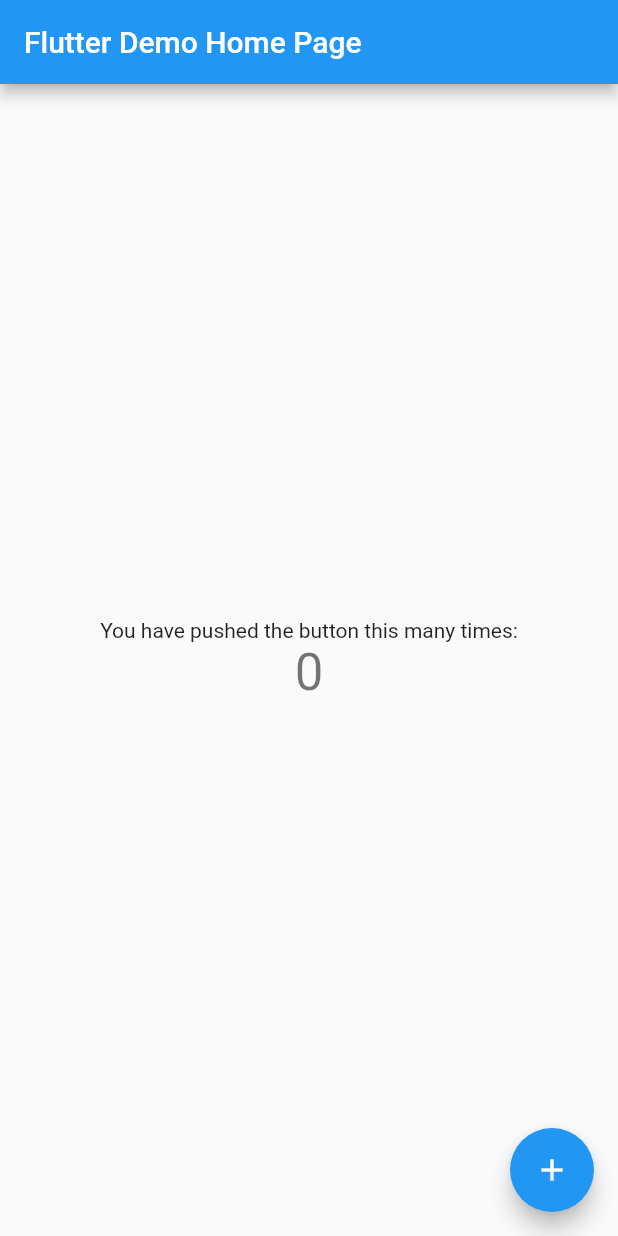
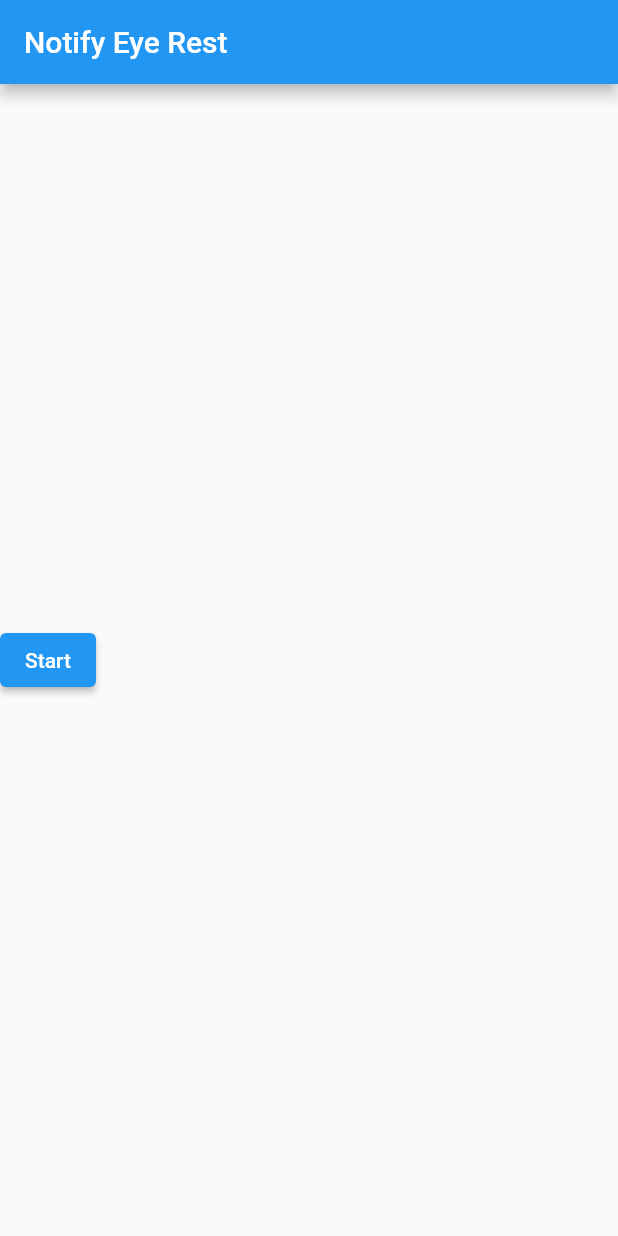
Before and after one commit to AradhyaNepal/EyeSeeCodesApp, a Flutter app: the screen it shows after launch, on a phone screen of 412 x 824 dp. Run offline on Flutter 3.47's test engine with Material 2 defaults, Android fonts, the phone set to English and light mode, and no system bars; our stand-ins replace flutter_local_notifications.

Commit message:
First Version completed

```diff
--- a/lib/main.dart
+++ b/lib/main.dart
@@ -1,4 +1,6 @@
 import 'package:flutter/material.dart';
+
+import 'notification_screen.dart';
 
 void main() {
   runApp(const MyApp());
@@ -13,103 +15,9 @@
     return MaterialApp(
       title: 'Flutter Demo',
       theme: ThemeData(
-        // This is the theme of your application.
-        //
-        // Try running your application with "flutter run". You'll see the
-        // application has a blue toolbar. Then, without quitting the app, try
-        // changing the primarySwatch below to Colors.green and then invoke
-        // "hot reload" (press "r" in the console where you ran "flutter run",
-        // or simply save your changes to "hot reload" in a Flutter IDE).
-        // Notice that the counter didn't reset back to zero; the application
-        // is not restarted.
         primarySwatch: Colors.blue,
       ),
-      home: const MyHomePage(title: 'Flutter Demo Home Page'),
+      home: const NotificationScreen(),
     );
   }
 }
-
-class MyHomePage extends StatefulWidget {
-  const MyHomePage({super.key, required this.title});
-
-  // This widget is the home page of your application. It is stateful, meaning
-  // that it has a State object (defined below) that contains fields that affect
-  // how it looks.
-
-  // This class is the configuration for the state. It holds the values (in this
-  // case the title) provided by the parent (in this case the App widget) and
-  // used by the build method of the State. Fields in a Widget subclass are
-  // always marked "final".
-
-  final String title;
-
-  @override
-  State<MyHomePage> createState() => _MyHomePageState();
-}
-
-class _MyHomePageState extends State<MyHomePage> {
-  int _counter = 0;
-
-  void _incrementCounter() {
-    setState(() {
-      // This call to setState tells the Flutter framework that something has
-      // changed in this State, which causes it to rerun the build method below
-      // so that the display can reflect the updated values. If we changed
-      // _counter without calling setState(), then the build method would not be
-      // called again, and so nothing would appear to happen.
-      _counter++;
-    });
-  }
-
-  @override
-  Widget build(BuildContext context) {
-    // This method is rerun every time setState is called, for instance as done
-    // by the _incrementCounter method above.
-    //
-    // The Flutter framework has been optimized to make rerunning build methods
-    // fast, so that you can just rebuild anything that needs updating rather
-    // than having to individually change instances of widgets.
-    return Scaffold(
-      appBar: AppBar(
-        // Here we take the value from the MyHomePage object that was created by
-        // the App.build method, and use it to set our appbar title.
-        title: Text(widget.title),
-      ),
-      body: Center(
-        // Center is a layout widget. It takes a single child and positions it
-        // in the middle of the parent.
-        child: Column(
-          // Column is also a layout widget. It takes a list of children and
-          // arranges them vertically. By default, it sizes itself to fit its
-          // children horizontally, and tries to be as tall as its parent.
-          //
-          // Invoke "debug painting" (press "p" in the console, choose the
-          // "Toggle Debug Paint" action from the Flutter Inspector in Android
-          // Studio, or the "Toggle Debug Paint" command in Visual Studio Code)
-          // to see the wireframe for each widget.
-          //
-          // Column has various properties to control how it sizes itself and
-          // how it positions its children. Here we use mainAxisAlignment to
-          // center the children vertically; the main axis here is the vertical
-          // axis because Columns are vertical (the cross axis would be
-          // horizontal).
-          mainAxisAlignment: MainAxisAlignment.center,
-          children: <Widget>[
-            const Text(
-              'You have pushed the button this many times:',
-            ),
-            Text(
-              '$_counter',
-              style: Theme.of(context).textTheme.headlineMedium,
-            ),
-          ],
-        ),
-      ),
-      floatingActionButton: FloatingActionButton(
-        onPressed: _incrementCounter,
-        tooltip: 'Increment',
-        child: const Icon(Icons.add),
-      ), // This trailing comma makes auto-formatting nicer for build methods.
-    );
-  }
-}
--- /dev/null
+++ b/lib/notification_screen.dart
@@ -0,0 +1,75 @@
+import 'dart:async';
+
+import 'package:flutter/material.dart';
+import 'package:flutter_local_notifications/flutter_local_notifications.dart';
+
+class NotificationScreen extends StatefulWidget {
+  const NotificationScreen({Key? key}) : super(key: key);
+
+  @override
+  State<NotificationScreen> createState() => _NotificationScreenState();
+}
+
+class _NotificationScreenState extends State<NotificationScreen> {
+  Timer? timer;
+  @override
+  Widget build(BuildContext context) {
+    final bool timerStarted=timer!=null;
+    return Scaffold(
+      appBar: AppBar(
+        title: const Text("Notify Eye Rest"),
+      ),
+      body: Column(
+        mainAxisAlignment: MainAxisAlignment.center,
+        children: [
+          ElevatedButton(
+              onPressed: ()async{
+                if(timerStarted){
+                  timer?.cancel();
+                  timer=null;
+                }else{
+                  FlutterLocalNotificationsPlugin flutterLocalNotificationsPlugin =
+                  FlutterLocalNotificationsPlugin();
+                  const AndroidInitializationSettings initializationSettingsAndroid =
+                  AndroidInitializationSettings('ic_launcher');
+                  const InitializationSettings initializationSettings = InitializationSettings(
+                      android: initializationSettingsAndroid,
+                  );
+                  await flutterLocalNotificationsPlugin.initialize(initializationSettings,
+                      onDidReceiveNotificationResponse: onDidReceiveNotificationResponse);
+                  const AndroidNotificationDetails androidNotificationDetails =
+                  AndroidNotificationDetails('your channel id', 'your channel name',
+                      channelDescription: 'your channel description',
+                      importance: Importance.max,
+                      priority: Priority.high,
+                      ticker: 'ticker');
+                  const NotificationDetails notificationDetails =
+                  NotificationDetails(android: androidNotificationDetails);
+                  timer=Timer.periodic(const Duration(minutes: 5), (timer) async{
+                    await flutterLocalNotificationsPlugin.show(
+                        0, 'plain title', 'plain body', notificationDetails,
+                        payload: 'item x');
+                  });
+                }
+                setState(() {
+
+                });
+              },
+              child: Text(
+                timerStarted?"Stop":"Start"
+              ),
+          ),
+        ],
+      ),
+    );
+  }
+  @override
+  void dispose() {
+    timer?.cancel();
+    super.dispose();
+  }
+
+  void onDidReceiveNotificationResponse(NotificationResponse notificationResponse) async {
+    print("Hello");
+  }
+}
```
Also changed, not shown: pubspec.yaml (+4 -70 lines), lib/notification_provider.dart (added), pubspec.lock, 3 other files.
